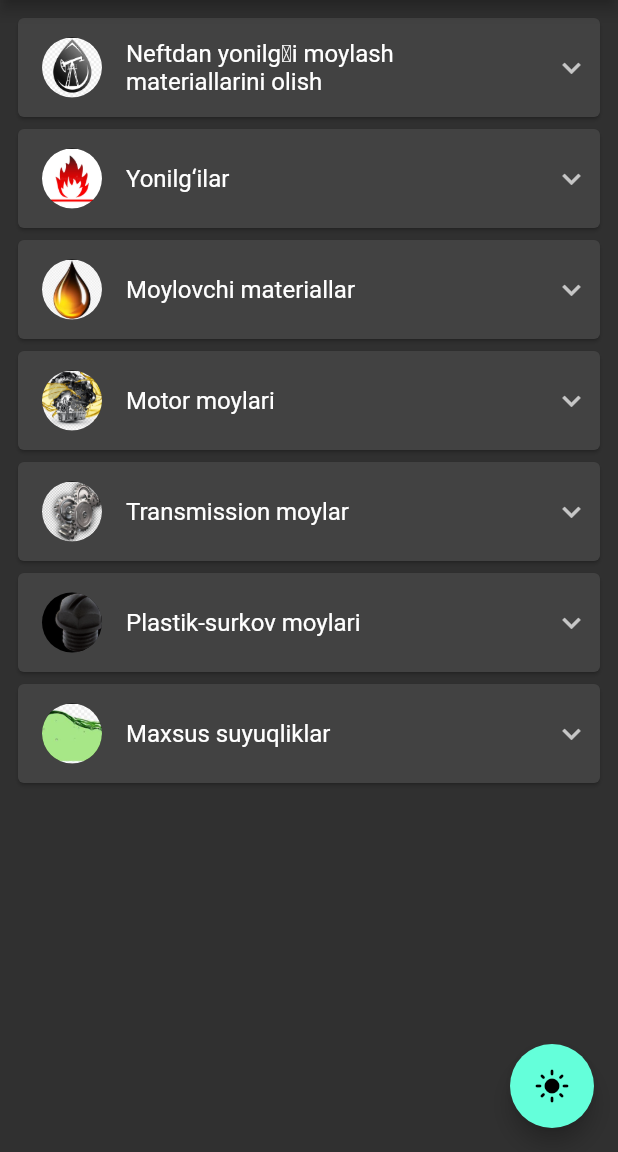
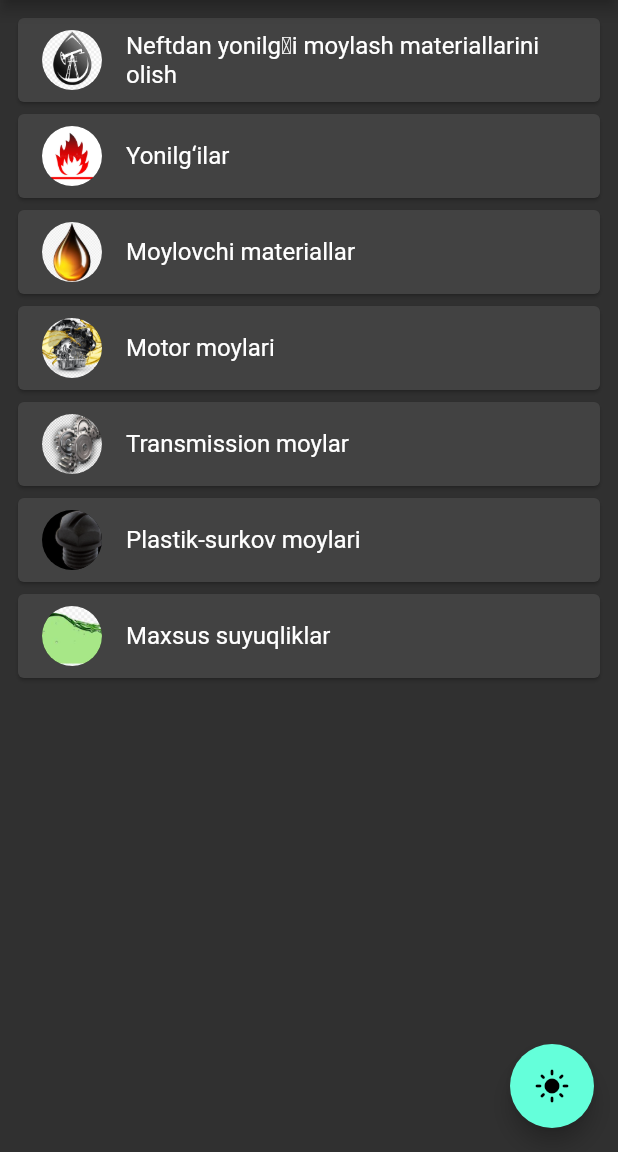
Before and after one commit to JavoxirNazarov/YMM, a Flutter app: the screen it shows after launch, on a phone screen of 412 x 824 dp, the part 84-1236 px from its top. Run offline on Flutter 3.47's test engine with Material 2 defaults, Android fonts, the phone set to English and light mode, and no system bars; our stand-ins replace hive_flutter; missing offline and left inert: advance_pdf_viewer_fork; accounts and stored records are empty.

Commit message:
prerelease check

```diff
--- /dev/null
+++ b/lib/Widgets/theme_action_button.dart
@@ -0,0 +1,27 @@
+import 'package:flutter/material.dart';
+
+class ThemeActionButton extends StatelessWidget {
+  const ThemeActionButton({
+    Key? key,
+    required this.toggleTheme,
+    required this.isLight,
+  }) : super(key: key);
+
+  final void Function() toggleTheme;
+  final bool isLight;
+
+  @override
+  Widget build(BuildContext context) {
+    return FloatingActionButton(
+        onPressed: toggleTheme,
+        child: isLight
+            ? IconButton(
+                icon: const Icon(Icons.light_mode),
+                onPressed: toggleTheme,
+              )
+            : IconButton(
+                icon: const Icon(Icons.dark_mode),
+                onPressed: toggleTheme,
+              ));
+  }
+}
--- a/lib/pages/home.dart
+++ b/lib/pages/home.dart
@@ -1,15 +1,21 @@
 import 'package:flutter/material.dart';
+import 'package:yonilgimoylashmateriallari/Widgets/theme_action_button.dart';
 import 'package:yonilgimoylashmateriallari/pages/about.dart';
-import 'package:yonilgimoylashmateriallari/pages/pdf_view.dart';
-import 'package:yonilgimoylashmateriallari/utils/constants.dart';
-import 'package:yonilgimoylashmateriallari/utils/models/pdf_item.dart';
+import 'package:yonilgimoylashmateriallari/pages/lessons.dart';
+import 'package:yonilgimoylashmateriallari/utils/models/ymm_module.dart';
 
 class HomePage extends StatelessWidget {
+  const HomePage({Key? key, required this.toggleTheme, required this.isLight})
+      : super(key: key);
+
   final void Function() toggleTheme;
   final bool isLight;
 
-  const HomePage({Key? key, required this.toggleTheme, required this.isLight})
-      : super(key: key);
+  void _navigateToList(BuildContext context, String lessonName) {
+    Navigator.of(context).push(
+      MaterialPageRoute(builder: (context) => Lessons(lessonName: lessonName)),
+    );
+  }
 
   @override
   Widget build(BuildContext context) {
@@ -29,64 +35,21 @@ class HomePage extends StatelessWidget {
         ),
         body: ListView.builder(
             padding: const EdgeInsets.all(8),
-        itemCount: pdfList.length,
-        itemBuilder: (BuildContext context, int index) =>
-            RecursiveVidget(item: pdfList[index]),
+            itemCount: modules.length,
+            itemBuilder: (BuildContext context, int index) {
+              YMMModule item = modules[index];
+              return Card(
+                child: InkWell(
+                  child: ListTile(
+                    leading: CircleAvatar(
+                        backgroundImage: AssetImage(item.imagePath)),
+                    title: Text(item.name),
                   ),
-      floatingActionButton: FloatingActionButton(
-          onPressed: toggleTheme,
-          child: isLight
-              ? IconButton(
-                  icon: const Icon(Icons.light_mode),
-                  onPressed: toggleTheme,
-                )
-              : IconButton(
-                  icon: const Icon(Icons.dark_mode),
-                  onPressed: toggleTheme,
-                )),
+                  onTap: () => _navigateToList(context, item.name),
+                ),
               );
+            }),
+        floatingActionButton:
+            ThemeActionButton(toggleTheme: toggleTheme, isLight: isLight));
   }
 }
-
-class RecursiveVidget extends StatelessWidget {
-  final PdfItem item;
-
-  const RecursiveVidget({
-    Key? key,
-    required this.item,
-  }) : super(key: key);
-
-  void _navigateToPdf(BuildContext context) {
-    Navigator.of(context).push(
-      MaterialPageRoute(builder: (context) => PdfView(keyName: item.name)),
-    );
-  }
-
-  @override
-  Widget build(BuildContext context) {
-    return item.children != null
-        ? Card(
-            child: ExpansionTile(
-                tilePadding: const EdgeInsets.only(right: 7),
-                title: ListTile(
-                  leading: item.imagePath != null
-                      ? CircleAvatar(
-                          backgroundImage: AssetImage(item.imagePath!))
-                      : null,
-                  title: Text(item.name),
-                ),
-                children: item.children!
-                    .map((e) => RecursiveVidget(item: e))
-                    .toList()),
-          )
-        : Card(
-            elevation: 2,
-            child: InkWell(
-              onTap: () => _navigateToPdf(context),
-              child: ListTile(
-                title: Text(item.name),
-              ),
-            ),
-          );
-  }
-}
--- a/lib/utils/models/pdf_item.dart
+++ /dev/null
@@ -1,7 +0,0 @@
-class PdfItem {
-  String name;
-  List<PdfItem>? children;
-  String? imagePath;
-
-  PdfItem({required this.name, this.children, this.imagePath});
-}
--- /dev/null
+++ b/lib/utils/models/ymm_module.dart
@@ -0,0 +1,40 @@
+class YMMModule {
+  String name;
+  String imagePath;
+
+  YMMModule({
+    required this.name,
+    required this.imagePath,
+  });
+}
+
+final List<YMMModule> modules = [
+  YMMModule(
+    name: 'Neftdan yonilgʻi moylash materiallarini olish',
+    imagePath: 'assets/images/neft.png',
+  ),
+  YMMModule(
+    name: 'Yonilg‘ilar',
+    imagePath: 'assets/images/yonilgi.jpeg',
+  ),
+  YMMModule(
+    name: 'Mоylоvchi mаtеriаllаr',
+    imagePath: 'assets/images/moy.jpeg',
+  ),
+  YMMModule(
+    name: 'Motor moylari',
+    imagePath: 'assets/images/motor.png',
+  ),
+  YMMModule(
+    name: 'Transmission moylar',
+    imagePath: 'assets/images/transmissiya.jpeg',
+  ),
+  YMMModule(
+    name: 'Plastik-surkov moylari',
+    imagePath: 'assets/images/plastik.png',
+  ),
+  YMMModule(
+    name: 'Maxsus suyuqliklar',
+    imagePath: 'assets/images/suyuqlik.jpeg',
+  ),
+];
--- a/pubspec.yaml
+++ b/pubspec.yaml
@@ -48,8 +48,6 @@ dev_dependencies:
   # package. See that file for information about deactivating specific lint
   # rules and activating additional ones.
   flutter_lints: ^1.0.0
-  hive_generator: ^1.1.2
-  build_runner: ^2.1.8
 
 # For information on the generic Dart part of this file, see the
 # following page: https://dart.dev/tools/pub/pubspec
```
Also changed, not shown: lib/pages/lessons.dart (added, +42 -0 lines), lib/pages/pdf_view.dart (+1 -8 lines), lib/utils/constants.dart (deleted, +0 -189 lines), lib/utils/models/lesson.dart (added, +318 -0 lines), pubspec.lock, 4 other files. Lines whose indentation alone changed are shown as unchanged.
